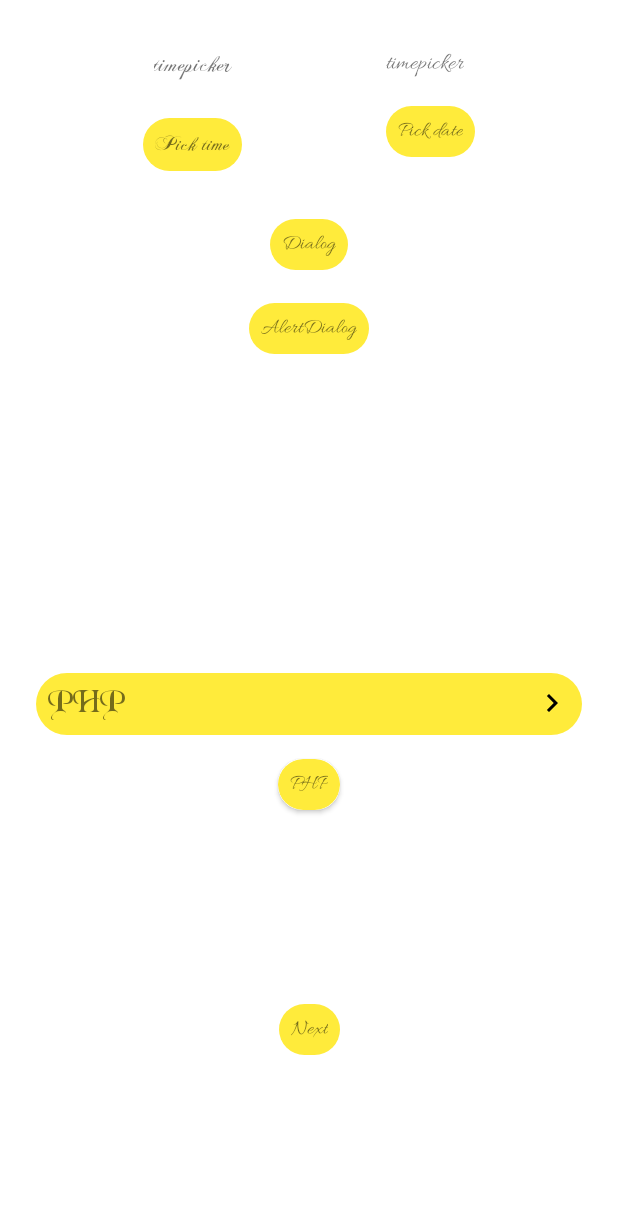
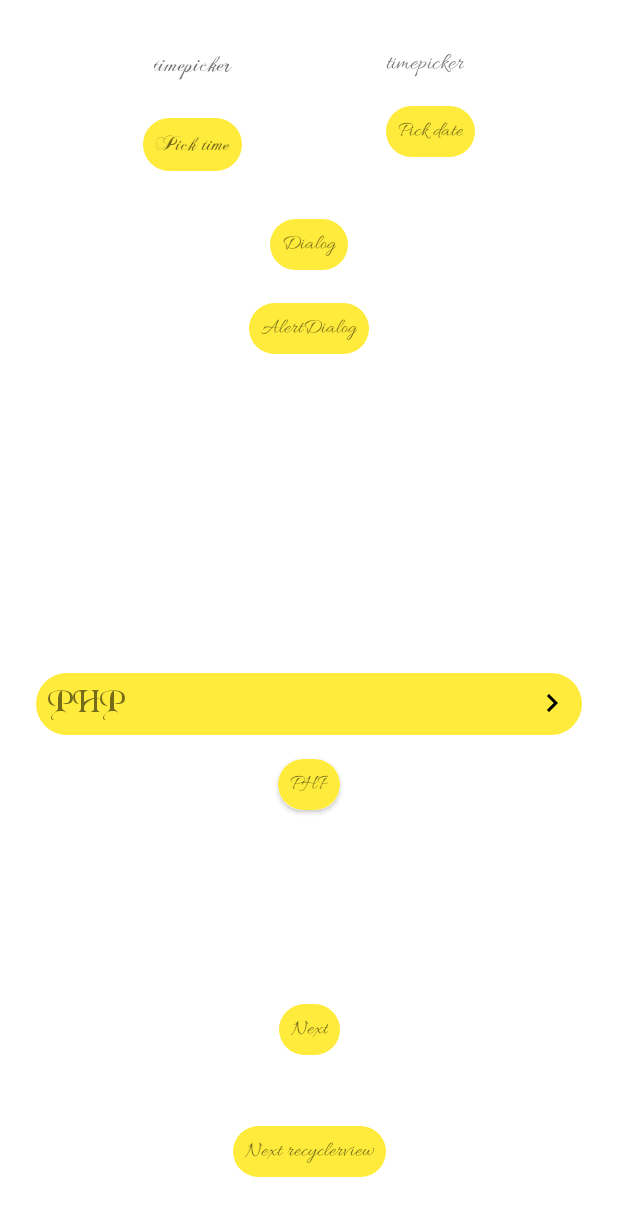
Before and after one commit to doh8733/Demo-28-11-2002, an Android app: the PickerActivity screen opened directly, with no data from a screen before it, on a phone screen of 412 x 824 dp. Shown: the top 1216 px of the screen. Run offline under Robolectric (Android 15) with nearby library versions, the phone set to English and light mode, and no system bars.

Commit message:
comit demo ListView,GridView,RecyclerView

```diff
--- a/app/src/main/AndroidManifest.xml
+++ b/app/src/main/AndroidManifest.xml
@@ -14,6 +14,9 @@
         android:supportsRtl="true"
         android:theme="@style/Theme.Demo28112002"
         tools:targetApi="31">
+        <activity
+            android:name=".RecyclerViewActivity"
+            android:exported="false" />
         <activity
             android:name=".ListviewActivity"
             android:exported="false" />
--- a/app/src/main/java/com/example/demo_28_11_2002/PickerActivity.kt
+++ b/app/src/main/java/com/example/demo_28_11_2002/PickerActivity.kt
@@ -34,6 +34,10 @@ class PickerActivity : AppCompatActivity() {
         }
         tvNextActivity.setOnClickListener {
             startActivity(Intent(this,ListviewActivity::class.java))
+        }
+        tvNextRcview.setOnClickListener {
+            startActivity(Intent(this,RecyclerViewActivity::class.java))
+
         }
     }
     private fun timePicker(){
--- a/app/src/main/res/layout/activity_picker.xml
+++ b/app/src/main/res/layout/activity_picker.xml
@@ -136,6 +136,19 @@
         app:layout_constraintEnd_toEndOf="parent"
         app:layout_constraintStart_toStartOf="parent"
         app:layout_constraintTop_toBottomOf="@+id/layoutSpinner" />
+    <TextView
+        android:id="@+id/tvNextRcview"
+        android:layout_width="wrap_content"
+        android:layout_height="wrap_content"
+        android:layout_marginTop="8dp"
+        android:background="@drawable/hover"
+        android:fontFamily="@font/allura_regular"
+        android:padding="8dp"
+        android:text="Next recyclerview"
+        app:layout_constraintBottom_toBottomOf="parent"
+        app:layout_constraintEnd_toEndOf="parent"
+        app:layout_constraintStart_toStartOf="parent"
+        app:layout_constraintTop_toBottomOf="@+id/tvNextActivity" />
 
 
 </androidx.constraintlayout.widget.ConstraintLayout>
```
Also changed, not shown: app/src/main/java/com/example/demo_28_11_2002/RecyclerViewActivity.kt (added, +46 -0 lines), app/src/main/java/com/example/demo_28_11_2002/adapter/RecyclerViewAdapter.kt (added, +35 -0 lines), app/src/main/res/layout/activity_recyler_view.xml (added, +32 -0 lines), app/src/main/res/layout/item_view_user.xml (added, +18 -0 lines).
